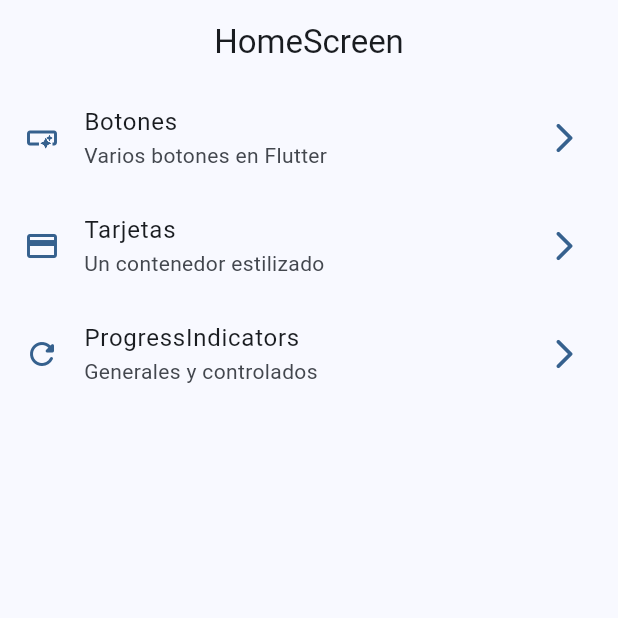
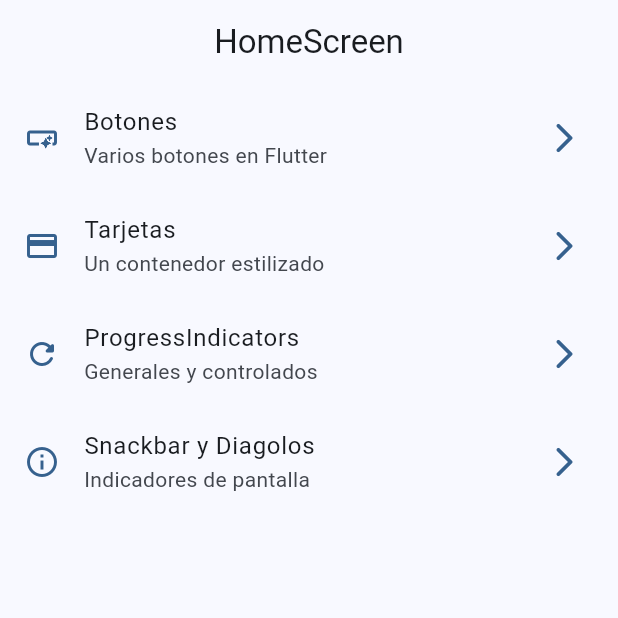
Before and after one commit to dvl666/widgets_app, a Flutter app: the screen it shows after launch, on a phone screen of 412 x 824 dp, the top half of it. Run offline on Flutter 3.47's test engine with Material 2 defaults, Android fonts, the phone set to English and light mode, and no system bars; our stand-ins replace go_router.

Commit message:
snackbars dialogs finished

```diff
--- a/lib/config/menu/menu_items.dart
+++ b/lib/config/menu/menu_items.dart
@@ -2,6 +2,7 @@ import 'package:flutter/material.dart';
 import 'package:widgets_app/presentation/screens/buttons/buttons_screen.dart';
 import 'package:widgets_app/presentation/screens/cards/cards_screen.dart';
 import 'package:widgets_app/presentation/screens/progress/progress_screen.dart';
+import 'package:widgets_app/presentation/screens/screens.dart';
 
 class MenuItem{
 
@@ -45,5 +46,12 @@ const appMenuItems = <MenuItem>[
     icon: Icons.refresh_rounded,
     goRouter: ProgressScreen.name
   ),
+      MenuItem(
+    title: 'Snackbar y Diagolos',
+    subtitle: 'Indicadores de pantalla',
+    link: '/snackbars',
+    icon: Icons.info_outline,
+    goRouter: SnackBarScreen.name
+  ),
 
 ];
--- a/lib/config/router/app_router.dart
+++ b/lib/config/router/app_router.dart
@@ -1,8 +1,5 @@
 import 'package:go_router/go_router.dart';
-import 'package:widgets_app/presentation/screens/buttons/buttons_screen.dart';
-import 'package:widgets_app/presentation/screens/cards/cards_screen.dart';
-import 'package:widgets_app/presentation/screens/home/home_screen.dart';
-import 'package:widgets_app/presentation/screens/progress/progress_screen.dart';
+import 'package:widgets_app/presentation/screens/screens.dart';
 
 // GoRouter configuration
 final appRouter = GoRouter(
@@ -28,5 +25,10 @@ final appRouter = GoRouter(
       path: '/progressIndicator',
       builder: (context, state) => const ProgressScreen(),
     ),
+    GoRoute(
+      name: SnackBarScreen.name,
+      path: '/snackbars',
+      builder: (context, state) => const SnackBarScreen(),
+    )
   ],
 );
--- a/lib/main.dart
+++ b/lib/main.dart
@@ -12,6 +12,7 @@ class MainApp extends StatelessWidget {
   @override
   Widget build(BuildContext context) {
     return MaterialApp.router(
+      title: 'Flutter Widgets',
       routerConfig: appRouter,
       debugShowCheckedModeBanner: false,
       theme: AppTheme(selectedColor: 0).getTheme(),
```
Also changed, not shown: lib/presentation/screens/snackbar/snackbar_screen.dart (+77 -1 lines).
